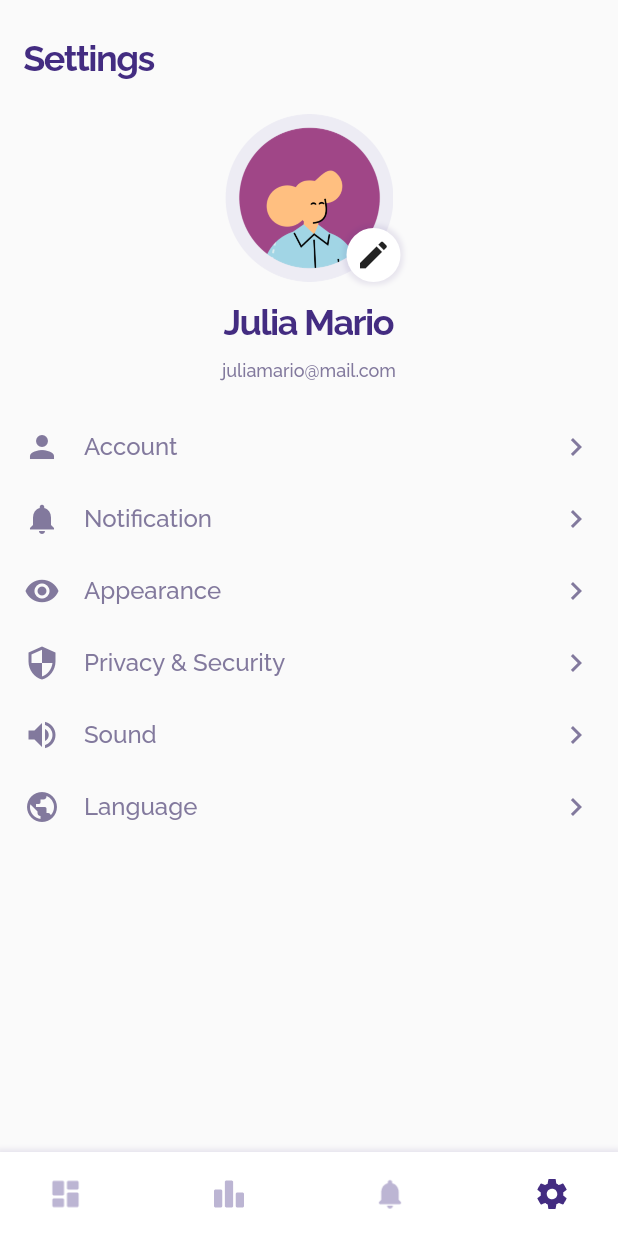
After one commit to Syahro/healthcare, a Flutter app: the SettingsPage screen opened directly, on a phone screen of 412 x 824 dp. The commit adds this screen. Run offline on Flutter 3.47's test engine with Material 2 defaults, Android fonts, the phone set to English and light mode, and no system bars; our stand-ins replace google_fonts.

Commit message:
done modified settingPage and add some assets or support

```diff
--- /dev/null
+++ b/lib/pages/settings_page.dart
@@ -0,0 +1,151 @@
+import 'package:flutter/material.dart';
+import 'package:healthcare/theme.dart';
+import 'package:healthcare/widget/floating_menu.dart';
+import 'package:healthcare/widget/list_profile.dart';
+
+class SettingsPage extends StatelessWidget {
+  @override
+  Widget build(BuildContext context) {
+    return Scaffold(
+      floatingActionButton: FloatingMenu(
+        isHome: false,
+        isChart: false,
+        isNotif: false,
+        isSetting: true,
+      ),
+      floatingActionButtonLocation: FloatingActionButtonLocation.centerDocked,
+      body: ListView(
+        children: [
+          Padding(
+            padding: EdgeInsets.symmetric(
+              horizontal: 16,
+              vertical: 24,
+            ),
+            child: Column(
+              children: [
+                Row(
+                  mainAxisAlignment: MainAxisAlignment.start,
+                  children: [
+                    Text(
+                      'Settings',
+                      style: headingFour.copyWith(
+                        color: inkOne,
+                      ),
+                    ),
+                  ],
+                ),
+                SizedBox(
+                  height: 24,
+                ),
+                Row(
+                  mainAxisAlignment: MainAxisAlignment.center,
+                  children: [
+                    Container(
+                      width: 122,
+                      height: 112,
+                      child: Stack(
+                        children: [
+                          Align(
+                            alignment: Alignment.center,
+                            child: Image.asset(
+                              'assets/profile2.png',
+                              width: 112,
+                              height: 112,
+                            ),
+                          ),
+                          Align(
+                            alignment: Alignment.bottomRight,
+                            child: Container(
+                              width: 36,
+                              height: 36,
+                              decoration: BoxDecoration(
+                                color: whiteColor,
+                                borderRadius: BorderRadius.circular(18),
+                                boxShadow: [
+                                  BoxShadow(
+                                    color: inkOne.withOpacity(0.1),
+                                    blurRadius: 2,
+                                    spreadRadius: 2,
+                                  )
+                                ],
+                              ),
+                              child: Center(
+                                child: Icon(
+                                  Icons.edit,
+                                ),
+                              ),
+                            ),
+                          ),
+                        ],
+                      ),
+                    ),
+                  ],
+                ),
+                SizedBox(
+                  height: 12,
+                ),
+                Text(
+                  'Julia Mario',
+                  style: headingFour.copyWith(
+                    color: inkOne,
+                  ),
+                ),
+                SizedBox(
+                  height: 12,
+                ),
+                Text(
+                  'juliamario@mail.com',
+                  style: paragraphThree.copyWith(
+                    color: darkGreyColor,
+                  ),
+                ),
+                SizedBox(
+                  height: 32,
+                ),
+                ListProfile(
+                  iconLeft: Icons.person,
+                  title: 'Account',
+                ),
+                SizedBox(
+                  height: 24,
+                ),
+                ListProfile(
+                  iconLeft: Icons.notifications,
+                  title: 'Notification',
+                ),
+                SizedBox(
+                  height: 24,
+                ),
+                ListProfile(
+                  iconLeft: Icons.visibility,
+                  title: 'Appearance',
+                ),
+                SizedBox(
+                  height: 24,
+                ),
+                ListProfile(
+                  iconLeft: Icons.security,
+                  title: 'Privacy & Security',
+                ),
+                SizedBox(
+                  height: 24,
+                ),
+                ListProfile(
+                  iconLeft: Icons.volume_up,
+                  title: 'Sound',
+                ),
+                SizedBox(
+                  height: 24,
+                ),
+                ListProfile(
+                  iconLeft: Icons.public,
+                  title: 'Language',
+                ),
+              ],
+            ),
+          ),
+        ],
+      ),
+    );
+  }
+}
--- a/lib/widget/floating_menu.dart
+++ b/lib/widget/floating_menu.dart
@@ -1,4 +1,6 @@
 import 'package:flutter/material.dart';
+import 'package:healthcare/pages/home_page.dart';
+import 'package:healthcare/pages/settings_page.dart';
 import 'package:healthcare/theme.dart';
 
 class FloatingMenu extends StatelessWidget {
@@ -37,11 +39,23 @@ class FloatingMenu extends StatelessWidget {
           mainAxisAlignment: MainAxisAlignment.spaceBetween,
           crossAxisAlignment: CrossAxisAlignment.center,
           children: [
-            Image.asset(
+            InkWell(
+              onTap: () {
+                Navigator.push(
+                  context,
+                  MaterialPageRoute(
+                    builder: (context) {
+                      return HomePage();
+                    },
+                  ),
+                );
+              },
+              child: Image.asset(
                 'assets/home.png',
                 width: 24,
                 height: 24,
                 color: isHome ? inkOne : inkFour.withOpacity(0.7),
+              ),
             ),
             Image.asset(
               'assets/chart.png',
@@ -55,11 +69,23 @@ class FloatingMenu extends StatelessWidget {
               height: 24,
               color: isNotif ? inkOne : inkFour.withOpacity(0.7),
             ),
-            Image.asset(
+            InkWell(
+              onTap: () {
+                Navigator.push(
+                  context,
+                  MaterialPageRoute(
+                    builder: (context) {
+                      return SettingsPage();
+                    },
+                  ),
+                );
+              },
+              child: Image.asset(
                 'assets/setting.png',
                 width: 24,
                 height: 24,
                 color: isSetting ? inkOne : inkFour.withOpacity(0.7),
+              ),
             ),
           ],
         ),
--- /dev/null
+++ b/lib/widget/list_profile.dart
@@ -0,0 +1,39 @@
+import 'package:flutter/material.dart';
+
+import '../theme.dart';
+
+class ListProfile extends StatelessWidget {
+  final IconData iconLeft;
+  final String title;
+
+  ListProfile({
+    this.iconLeft,
+    this.title,
+  });
+  @override
+  Widget build(BuildContext context) {
+    return Row(
+      mainAxisAlignment: MainAxisAlignment.spaceBetween,
+      children: [
+        Icon(
+          iconLeft,
+          color: darkGreyColor,
+        ),
+        SizedBox(
+          width: 16,
+        ),
+        Text(
+          title,
+          style: paragraphOne.copyWith(
+            color: darkGreyColor,
+          ),
+        ),
+        Spacer(),
+        Icon(
+          Icons.chevron_right,
+          color: darkGreyColor,
+        ),
+      ],
+    );
+  }
+}
```
Also changed, not shown: assets/profile2.png (added). Lines whose indentation alone changed are shown as unchanged.
